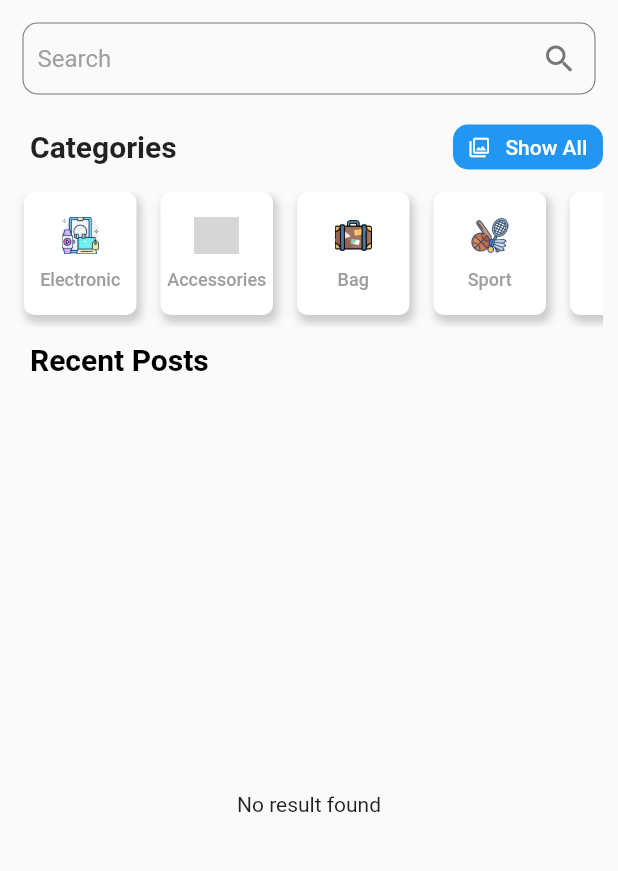
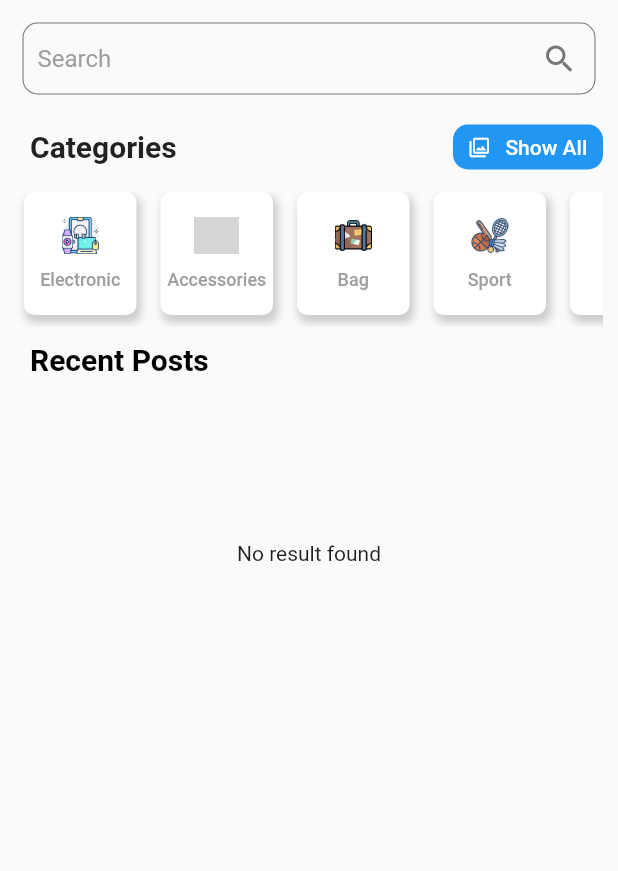
Before and after one commit to Olivi-tech/finder-app, a Flutter app: the GuestHomeScreen screen opened by its route, on a phone screen of 412 x 824 dp, the part 219-1090 px from its top. Run offline on Flutter 3.47's test engine with Material 2 defaults, Android fonts, the phone set to English and light mode, and no system bars; our stand-ins replace cloud_firestore, firebase_auth, firebase_core, firebase_storage, image_picker, intl_phone_field and 1 more; accounts and stored records are empty; grey boxes are pictures that could not be loaded.

Commit message:
update code

```diff
--- a/lib/screens/guest_screens.dart/home_screen.dart
+++ b/lib/screens/guest_screens.dart/home_screen.dart
@@ -184,7 +184,7 @@ class GuestHomeScreenState extends State<GuestHomeScreen> {
                             height: 80,
                             decoration: BoxDecoration(
                               shape: BoxShape.rectangle,
-                              borderRadius: BorderRadius.circular(10.0),
+                              borderRadius: BorderRadius.circular(100),
                               image: DecorationImage(
                                 fit: BoxFit.cover,
                                 image: AssetImage(AppImages.companylogo),
@@ -372,7 +372,12 @@ class GuestHomeScreenState extends State<GuestHomeScreen> {
                                   );
                                 },
                               )
-                            : Center(child: Text('No result found')))
+                            : Align(
+                                alignment: Alignment.topCenter,
+                                child: Padding(
+                                padding: const EdgeInsets.only(top: 100),
+                                  child: Text('No result found'),
+                                )))
                         : (filteredItems.isNotEmpty
                             ? ListView.builder(
                                 shrinkWrap: true,
@@ -424,9 +429,19 @@ class GuestHomeScreenState extends State<GuestHomeScreen> {
                                   );
                                 },
                               )
-                            : Center(child: Text('No result found'))))
+                            : Align(
+                                alignment: Alignment.topCenter,
+                                child: Padding(
+                                 padding: const EdgeInsets.only(top: 100),
+                                  child: Text('No result found'),
+                                ))))
                     : getFilteredItems(selectedCategory).isEmpty
-                        ? Center(child: Text('No result found'))
+                        ? Align(
+                            alignment: Alignment.topCenter,
+                            child: Padding(
+                              padding: const EdgeInsets.only(top: 100),
+                              child: Text('No result found'),
+                            ))
                         : ListView.builder(
                             shrinkWrap: true,
                             scrollDirection: Axis.vertical,
--- a/lib/screens/guest_screens.dart/settings_screen.dart
+++ b/lib/screens/guest_screens.dart/settings_screen.dart
@@ -48,7 +48,7 @@ class _GuestSettingScreenState extends State<GuestSettingScreen> {
           ListTile(
             leading: Icon(
               Icons.person,
-              color: AppColors.blue,
+              color: AppColors.green,
             ),
             title: CustomText(
               text: 'Profile',
@@ -69,7 +69,7 @@ class _GuestSettingScreenState extends State<GuestSettingScreen> {
           ListTile(
             leading: Icon(
               Icons.credit_card,
-              color: AppColors.black,
+              color: AppColors.green,
             ),
             title: CustomText(
               text: 'Subscription',
--- a/lib/screens/guest_screens.dart/verify_screen.dart
+++ b/lib/screens/guest_screens.dart/verify_screen.dart
@@ -46,7 +46,6 @@ class VerifyScreenState extends State<VerifyScreen> {
     fetchUserData();
   }
 
-  bool isLoggingOut = false;
   @override
   Widget build(BuildContext context) {
     return SafeArea(
```
Also changed, not shown: lib/screens/company_screens/register_company_screen.dart (+9 -1 lines), lib/screens/guest_screens.dart/profile_screen.dart (+18 -37 lines), lib/screens/guest_screens.dart/register_guest_screen.dart (+10 -2 lines).
